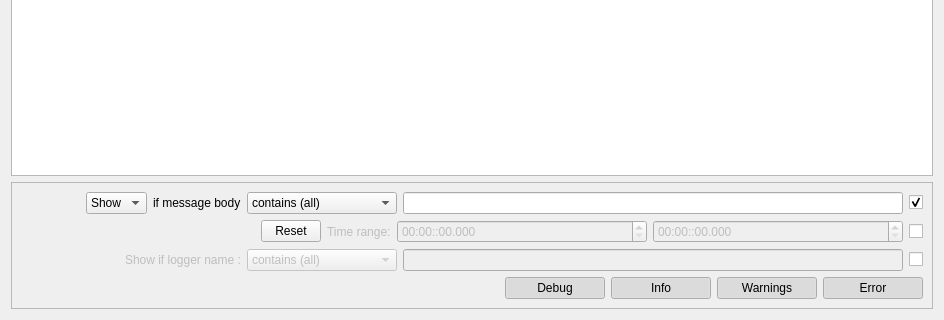
Qt form ui/logwidget.ui (facontidavide/rqt_console_plus) before a commit; both pictures show x 0 to 944 and y 384 to 704 of the 944 by 704 pixel window.
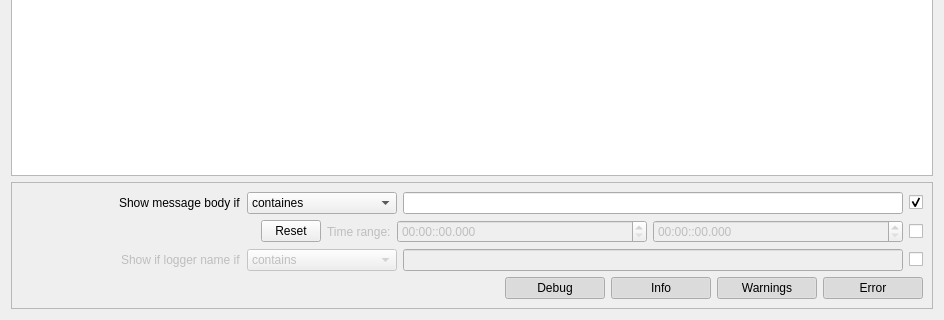
The same form after that commit. Icons and pictures are not drawn.

Diff of the .ui file:
```diff
--- a/ui/logwidget.ui
+++ b/ui/logwidget.ui
@@ -57,7 +57,7 @@
      </property>
      <layout class="QVBoxLayout" name="verticalLayout">
       <item>
-       <layout class="QHBoxLayout" name="horizontalLayout_5" stretch="0,0,0,0,1,0">
+       <layout class="QHBoxLayout" name="horizontalLayout_5" stretch="0,0,0,1,0">
         <item>
          <spacer name="horizontalSpacer_2">
           <property name="orientation">
@@ -71,30 +71,13 @@
           </property>
          </spacer>
         </item>
-        <item>
-         <widget class="QComboBox" name="comboBoxMessageInclude">
-          <property name="enabled">
-           <bool>true</bool>
-          </property>
-          <item>
-           <property name="text">
-            <string>Show</string>
-           </property>
-          </item>
-          <item>
-           <property name="text">
-            <string>Hide</string>
-           </property>
-          </item>
-         </widget>
-        </item>
         <item>
          <widget class="QLabel" name="labelMessageFilter">
           <property name="enabled">
            <bool>true</bool>
           </property>
           <property name="text">
-           <string>if message body</string>
+           <string>Show message body if</string>
           </property>
          </widget>
         </item>
@@ -117,12 +100,7 @@
           </property>
           <item>
            <property name="text">
-            <string extracomment="Contains all the space separated fragments">contains (all)</string>
-           </property>
-          </item>
-          <item>
-           <property name="text">
-            <string extracomment="Contains at least one of the space separated fragments">containes (at least)</string>
+            <string extracomment="Contains at least one of the space separated fragments">containes</string>
            </property>
           </item>
           <item>
@@ -277,7 +255,7 @@
            <bool>false</bool>
           </property>
           <property name="text">
-           <string>Show if logger name :</string>
+           <string>Show if logger name if</string>
           </property>
          </widget>
         </item>
@@ -300,12 +278,7 @@
           </property>
           <item>
            <property name="text">
-            <string>contains (all)</string>
-           </property>
-          </item>
-          <item>
-           <property name="text">
-            <string>contains (at least)</string>
+            <string>contains</string>
            </property>
           </item>
           <item>
```
